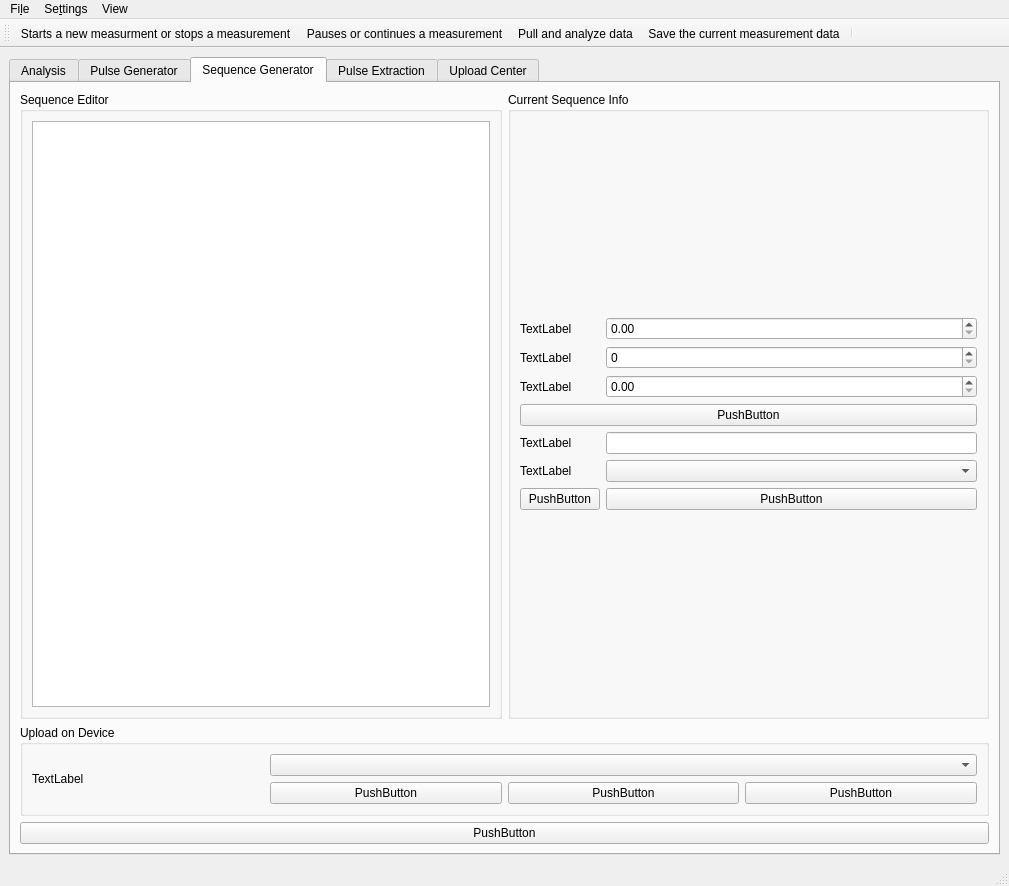
Qt form gui/pulsed/ui_pulsed_maingui.ui (Ulm-IQO/qudi) before a commit.
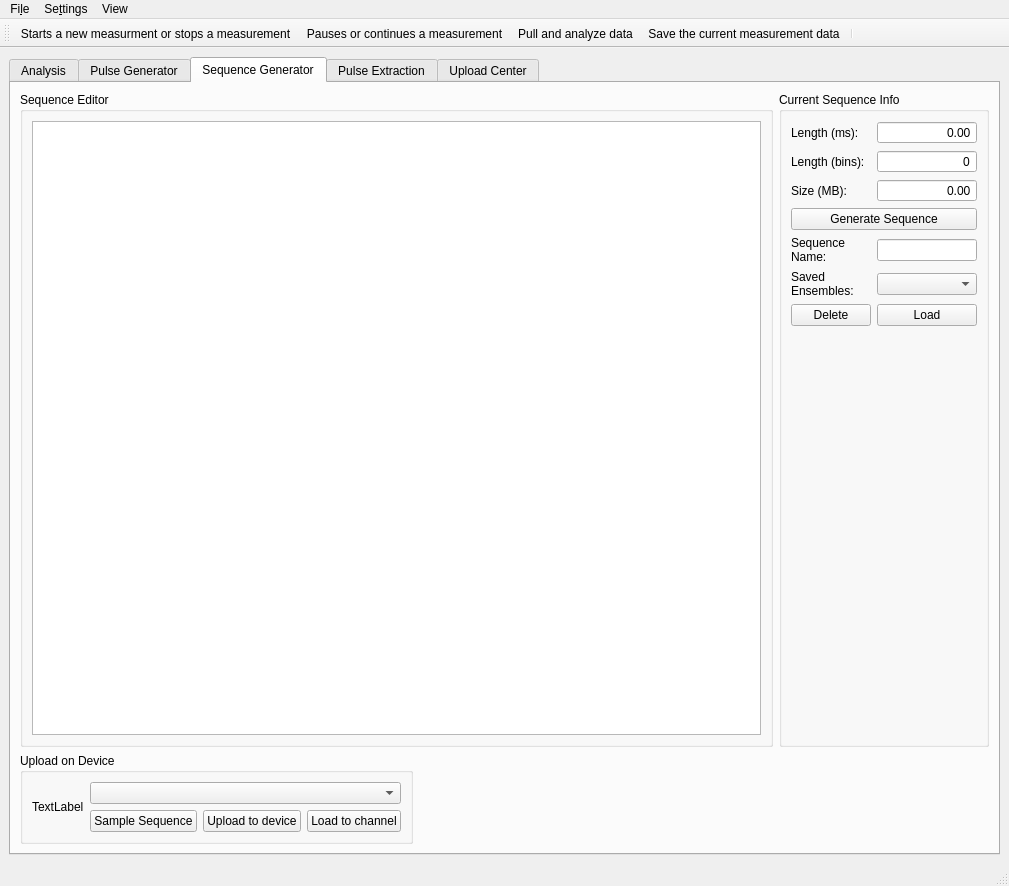
The same form after that commit. The open tabs and pages were chosen to show the change. Icons and pictures are not drawn. Custom widgets are drawn as their Qt base class.

Commit message: Work out the bare sequence editor in the GUI. Create all the control units. Add a tab for the upload center.

Diff of the .ui file:
```diff
--- a/gui/pulsed/ui_pulsed_maingui.ui
+++ b/gui/pulsed/ui_pulsed_maingui.ui
@@ -1278,107 +1278,7 @@
          <layout class="QGridLayout" name="gridLayout_8">
           <item row="0" column="0">
            <layout class="QGridLayout" name="gridLayout">
-            <item row="0" column="1">
-             <widget class="QGroupBox" name="groupBox_7">
-              <property name="title">
-               <string>Current Sequence Info</string>
-              </property>
-              <layout class="QGridLayout" name="gridLayout_40">
-               <item row="0" column="0">
-                <layout class="QGridLayout" name="gridLayout_39">
-                 <item row="0" column="1">
-                  <widget class="QDoubleSpinBox" name="doubleSpinBox"/>
-                 </item>
-                 <item row="2" column="1">
-                  <widget class="QDoubleSpinBox" name="doubleSpinBox_2"/>
-                 </item>
-                 <item row="2" column="0">
-                  <widget class="QLabel" name="label_16">
-                   <property name="text">
-                    <string>TextLabel</string>
-                   </property>
-                  </widget>
-                 </item>
-                 <item row="4" column="0">
-                  <widget class="QLabel" name="label_17">
-                   <property name="text">
-                    <string>TextLabel</string>
-                   </property>
-                  </widget>
-                 </item>
-                 <item row="3" column="0" colspan="2">
-                  <widget class="QPushButton" name="pushButton">
-                   <property name="text">
-                    <string>PushButton</string>
-                   </property>
-                  </widget>
-                 </item>
-                 <item row="4" column="1">
-                  <widget class="QLineEdit" name="lineEdit"/>
-                 </item>
-                 <item row="1" column="1">
-                  <widget class="QSpinBox" name="spinBox"/>
-                 </item>
-                 <item row="0" column="0">
-                  <widget class="QLabel" name="label_13">
-                   <property name="text">
-                    <string>TextLabel</string>
-                   </property>
-                  </widget>
-                 </item>
-                 <item row="1" column="0">
-                  <widget class="QLabel" name="label_14">
-                   <property name="text">
-                    <string>TextLabel</string>
-                   </property>
-                  </widget>
-                 </item>
-                 <item row="5" column="1">
-                  <widget class="QComboBox" name="comboBox"/>
-                 </item>
-                 <item row="5" column="0">
-                  <widget class="QLabel" name="label_19">
-                   <property name="text">
-                    <string>TextLabel</string>
-                   </property>
-                  </widget>
-                 </item>
-                 <item row="6" column="0">
-                  <widget class="QPushButton" name="pushButton_2">
-                   <property name="text">
-                    <string>PushButton</string>
-                   </property>
-                  </widget>
-                 </item>
-                 <item row="6" column="1">
-                  <widget class="QPushButton" name="pushButton_3">
-                   <property name="text">
-                    <string>PushButton</string>
-                   </property>
-                  </widget>
-                 </item>
-                </layout>
-               </item>
-              </layout>
-             </widget>
-            </item>
-            <item row="0" column="0">
-             <widget class="QGroupBox" name="groupBox_5">
-              <property name="title">
-               <string>Sequence Editor</string>
-              </property>
-              <layout class="QGridLayout" name="gridLayout_21">
-               <item row="0" column="0">
-                <layout class="QGridLayout" name="gridLayout_16">
-                 <item row="0" column="0">
-                  <widget class="QTableWidget" name="tableWidget"/>
-                 </item>
-                </layout>
-               </item>
-              </layout>
-             </widget>
-            </item>
-            <item row="1" column="0" colspan="2">
+            <item row="1" column="0">
              <widget class="QGroupBox" name="groupBox_12">
               <property name="title">
                <string>Upload on Device</string>
@@ -1387,21 +1287,21 @@
                <item row="1" column="1">
                 <widget class="QPushButton" name="pushButton_5">
                  <property name="text">
-                  <string>PushButton</string>
+                  <string>Sample Sequence</string>
                  </property>
                 </widget>
                </item>
                <item row="1" column="2">
                 <widget class="QPushButton" name="pushButton_6">
                  <property name="text">
-                  <string>PushButton</string>
+                  <string>Upload to device</string>
                  </property>
                 </widget>
                </item>
                <item row="1" column="3">
                 <widget class="QPushButton" name="pushButton_7">
                  <property name="text">
-                  <string>PushButton</string>
+                  <string>Load to channel</string>
                  </property>
                 </widget>
                </item>
@@ -1418,15 +1318,218 @@
               </layout>
              </widget>
             </item>
+            <item row="1" column="1">
+             <spacer name="horizontalSpacer">
+              <property name="orientation">
+               <enum>Qt::Horizontal</enum>
+              </property>
+              <property name="sizeHint" stdset="0">
+               <size>
+                <width>40</width>
+                <height>20</height>
+               </size>
+              </property>
+             </spacer>
+            </item>
+            <item row="0" column="0" colspan="2">
+             <widget class="QGroupBox" name="groupBox_5">
+              <property name="title">
+               <string>Sequence Editor</string>
+              </property>
+              <layout class="QGridLayout" name="gridLayout_16">
+               <item row="0" column="0">
+                <widget class="QTableWidget" name="seq_editor_TableWidget"/>
+               </item>
+              </layout>
+             </widget>
+            </item>
+            <item row="0" column="2">
+             <widget class="QGroupBox" name="groupBox_7">
+              <property name="title">
+               <string>Current Sequence Info</string>
+              </property>
+              <layout class="QGridLayout" name="gridLayout_40">
+               <item row="5" column="1">
+                <widget class="QComboBox" name="saved_seq_ComboBox">
+                 <property name="sizePolicy">
+                  <sizepolicy hsizetype="Preferred" vsizetype="Fixed">
+                   <horstretch>0</horstretch>
+                   <verstretch>0</verstretch>
+                  </sizepolicy>
+                 </property>
+                </widget>
+               </item>
+               <item row="5" column="0">
+                <widget class="QLabel" name="label_19">
+                 <property name="text">
+                  <string>&lt;html&gt;&lt;head/&gt;&lt;body&gt;&lt;p&gt;Saved&lt;br/&gt;Ensembles:&lt;/p&gt;&lt;/body&gt;&lt;/html&gt;</string>
+                 </property>
+                </widget>
+               </item>
+               <item row="6" column="1">
+                <widget class="QPushButton" name="curr_seq_load_PushButton">
+                 <property name="text">
+                  <string>Load</string>
+                 </property>
+                </widget>
+               </item>
+               <item row="6" column="0">
+                <widget class="QPushButton" name="curr_seq_del_PushButton">
+                 <property name="text">
+                  <string>Delete</string>
+                 </property>
+                </widget>
+               </item>
+               <item row="7" column="0" colspan="2">
+                <spacer name="verticalSpacer_4">
+                 <property name="orientation">
+                  <enum>Qt::Vertical</enum>
+                 </property>
+                 <property name="sizeHint" stdset="0">
+                  <size>
+                   <width>20</width>
+                   <height>40</height>
+                  </size>
+                 </property>
+                </spacer>
+               </item>
+               <item row="0" column="0">
+                <widget class="QLabel" name="label_13">
+                 <property name="text">
+                  <string>Length (ms):</string>
+                 </property>
+                </widget>
+               </item>
+               <item row="3" column="0" colspan="2">
+                <widget class="QPushButton" name="curr_seq_generate_PushButton">
+                 <property name="text">
+                  <string>Generate Sequence</string>
+                 </property>
+                </widget>
+               </item>
+               <item row="0" column="1">
+                <widget class="QDoubleSpinBox" name="curr_seq_length_DSpinBox">
+                 <property name="maximumSize">
+                  <size>
+                   <width>100</width>
+                   <height>16777215</height>
+                  </size>
+                 </property>
+                 <property name="layoutDirection">
+                  <enum>Qt::LeftToRight</enum>
+                 </property>
+                 <property name="alignment">
+                  <set>Qt::AlignRight|Qt::AlignTrailing|Qt::AlignVCenter</set>
+                 </property>
+                 <property name="readOnly">
+                  <bool>true</bool>
+                 </property>
+                 <property name="buttonSymbols">
+                  <enum>QAbstractSpinBox::NoButtons</enum>
+                 </property>
+                 <property name="maximum">
+                  <double>100000000.000000000000000</double>
+                 </property>
+                </widget>
+               </item>
+               <item row="1" column="0">
+                <widget class="QLabel" name="label_14">
+                 <property name="text">
+                  <string>Length (bins):</string>
+                 </property>
+                </widget>
+               </item>
+               <item row="1" column="1">
+                <widget class="QSpinBox" name="curr_seq_bins_SpinBox">
+                 <property name="maximumSize">
+                  <size>
+                   <width>100</width>
+                   <height>16777215</height>
+                  </size>
+                 </property>
+                 <property name="alignment">
+                  <set>Qt::AlignRight|Qt::AlignTrailing|Qt::AlignVCenter</set>
+                 </property>
+                 <property name="readOnly">
+                  <bool>true</bool>
+                 </property>
+                 <property name="buttonSymbols">
+                  <enum>QAbstractSpinBox::NoButtons</enum>
+                 </property>
+                 <property name="maximum">
+                  <number>1000</number>
+                 </property>
+                </widget>
+               </item>
+               <item row="2" column="0">
+                <widget class="QLabel" name="label_16">
+                 <property name="text">
+                  <string>Size (MB):</string>
+                 </property>
+                </widget>
+               </item>
+               <item row="4" column="1">
+                <widget class="QLineEdit" name="curr_seq_name_LineEdit">
+                 <property name="sizePolicy">
+                  <sizepolicy hsizetype="Minimum" vsizetype="Fixed">
+                   <horstretch>0</horstretch>
+                   <verstretch>0</verstretch>
+                  </sizepolicy>
+                 </property>
+                 <property name="maximumSize">
+                  <size>
+                   <width>100</width>
+                   <height>16777215</height>
+                  </size>
+                 </property>
+                 <property name="alignment">
+                  <set>Qt::AlignRight|Qt::AlignTrailing|Qt::AlignVCenter</set>
+                 </property>
+                </widget>
+               </item>
+               <item row="4" column="0">
+                <widget class="QLabel" name="label_17">
+                 <property name="text">
+                  <string>&lt;html&gt;&lt;head/&gt;&lt;body&gt;&lt;p&gt;Sequence&lt;br/&gt;Name:&lt;/p&gt;&lt;/body&gt;&lt;/html&gt;</string>
+                 </property>
+                </widget>
+               </item>
+               <item row="2" column="1">
+                <widget class="QDoubleSpinBox" name="curr_seq_size_DSpinBox">
+                 <property name="sizePolicy">
+                  <sizepolicy hsizetype="Preferred" vsizetype="Fixed">
+                   <horstretch>0</horstretch>
+                   <verstretch>0</verstretch>
+                  </sizepolicy>
+                 </property>
+                 <property name="minimumSize">
+                  <size>
+                   <width>80</width>
+                   <height>0</height>
+                  </size>
+                 </property>
+                 <property name="maximumSize">
+                  <size>
+                   <width>100</width>
+                   <height>16777215</height>
+                  </size>
+                 </property>
+                 <property name="alignment">
+                  <set>Qt::AlignRight|Qt::AlignTrailing|Qt::AlignVCenter</set>
+                 </property>
+                 <property name="readOnly">
+                  <bool>true</bool>
+                 </property>
+                 <property name="buttonSymbols">
+                  <enum>QAbstractSpinBox::NoButtons</enum>
+                 </property>
+                </widget>
+               </item>
+              </layout>
+             </widget>
+            </item>
            </layout>
           </item>
-          <item row="2" column="0">
-           <widget class="QPushButton" name="pushButton_4">
-            <property name="text">
-             <string>PushButton</string>
-            </property>
-           </widget>
-          </item>
          </layout>
         </widget>
         <widget class="QWidget" name="Pulse_Extraction">
@@ -1591,7 +1694,7 @@
          <attribute name="title">
           <string>Upload Center</string>
          </attribute>
-         <layout class="QGridLayout" name="gridLayout_42">
+         <layout class="QGridLayout" name="gridLayout_21">
           <item row="0" column="0">
            <layout class="QGridLayout" name="gridLayout_41"/>
           </item>
```
Left out of the diff: 206 changed lines with no effect on the pictures.
